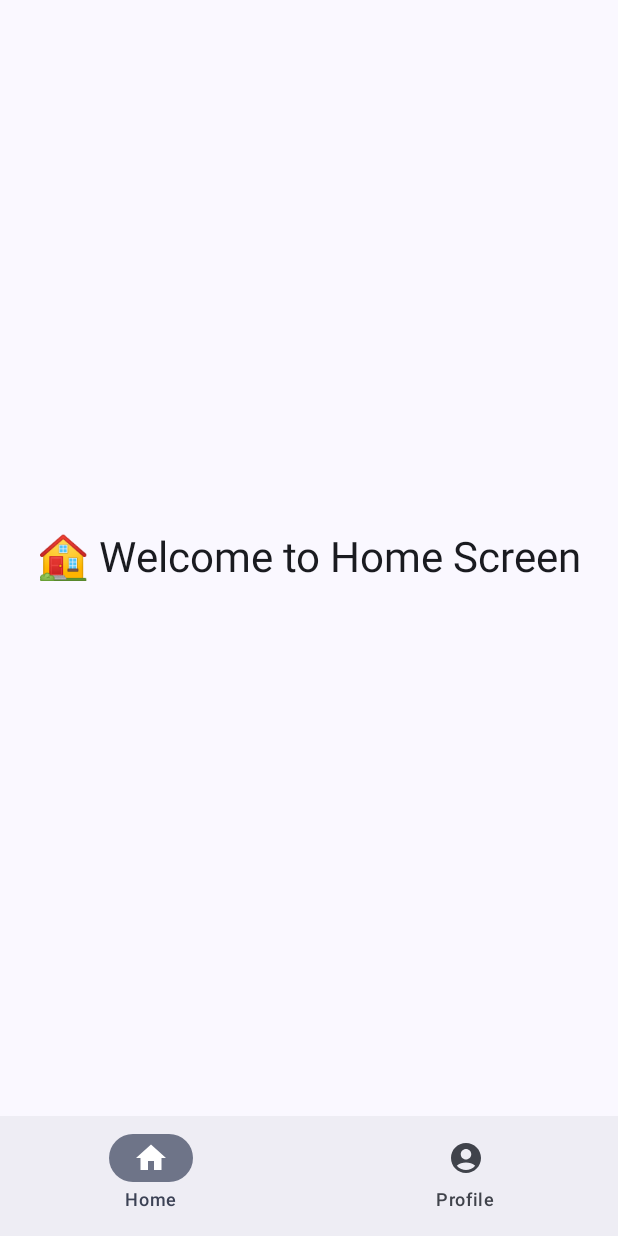
After one commit to Abhi95081/Biometric_Matcher_Android_App, an Android app built with Jetpack Compose: the composable MainAppScreen shown on its own in the app's theme, on a phone screen of 412 x 824 dp. The commit adds this screen. Run offline under Robolectric (Android 15) with nearby library versions, the phone set to English and light mode, and no system bars.

Commit message:
NavigationBar Commit

```diff
--- /dev/null
+++ b/app/src/main/java/com/example/cyber_knightsbridge/Screens/BottomNavigationBar.kt
@@ -0,0 +1,42 @@
+package com.example.cyber_knightsbridge.Screens
+
+import androidx.compose.material.icons.Icons
+import androidx.compose.material.icons.filled.AccountCircle
+import androidx.compose.material.icons.filled.Home
+import androidx.compose.material3.*
+import androidx.compose.runtime.Composable
+import androidx.compose.runtime.getValue
+import androidx.navigation.NavController
+import androidx.navigation.compose.currentBackStackEntryAsState
+
+@Composable
+fun BottomNavigationBar(navController: NavController) {
+    val items = listOf(
+        BottomNavItem("Home", "home", Icons.Filled.Home),
+        BottomNavItem("Profile", "profile", Icons.Filled.AccountCircle)
+    )
+
+    NavigationBar {
+        val navBackStackEntry by navController.currentBackStackEntryAsState()
+        val currentRoute = navBackStackEntry?.destination?.route
+
+        items.forEach { item ->
+            NavigationBarItem(
+                icon = { Icon(item.icon, contentDescription = item.title) },
+                label = { Text(item.title) },
+                selected = currentRoute == item.route,
+                onClick = {
+                    navController.navigate(item.route) {
+                        launchSingleTop = true
+                        popUpTo(navController.graph.startDestinationId)
+                    }
+                }
+            )
+        }
+    }
+}
+
+data class BottomNavItem(
+    val title: String,
+    val route: String,
+    val icon: androidx.compose.ui.graphics.vector.ImageVector)
--- /dev/null
+++ b/app/src/main/java/com/example/cyber_knightsbridge/Screens/HomeScreen.kt
@@ -0,0 +1,15 @@
+package com.example.cyber_knightsbridge.Screens
+
+import androidx.compose.foundation.layout.*
+import androidx.compose.material3.*
+import androidx.compose.runtime.Composable
+import androidx.compose.ui.Alignment
+import androidx.compose.ui.Modifier
+import androidx.compose.ui.unit.dp
+
+@Composable
+fun HomeScreen() {
+    Box(modifier = Modifier.fillMaxSize(), contentAlignment = Alignment.Center) {
+        Text("🏠 Welcome to Home Screen", style = MaterialTheme.typography.headlineMedium)
+    }
+}
--- /dev/null
+++ b/app/src/main/java/com/example/cyber_knightsbridge/Screens/MainAppScreen.kt
@@ -0,0 +1,29 @@
+package com.example.cyber_knightsbridge.Screens
+
+import androidx.compose.foundation.layout.padding
+import androidx.compose.material3.*
+import androidx.compose.runtime.Composable
+import androidx.compose.ui.Modifier
+import androidx.navigation.compose.NavHost
+import androidx.navigation.compose.composable
+import androidx.navigation.compose.rememberNavController
+
+@Composable
+fun MainAppScreen() {
+    val navController = rememberNavController()
+
+    Scaffold(
+        bottomBar = {
+            BottomNavigationBar(navController = navController)
+        }
+    ) { innerPadding ->
+        NavHost(
+            navController = navController,
+            startDestination = "home",
+            modifier = Modifier.padding(innerPadding)
+        ) {
+            composable("home") { HomeScreen() }
+            composable("profile") { ProfileScreen() }
+        }
+    }
+}
```
Also changed, not shown: app/src/main/java/com/example/cyber_knightsbridge/MainActivity.kt (+14 -47 lines), app/src/main/java/com/example/cyber_knightsbridge/Screens/BiometricScreen.kt (+35 -45 lines), app/src/main/java/com/example/cyber_knightsbridge/Screens/ProfileScreen.kt (added, +14 -0 lines).
